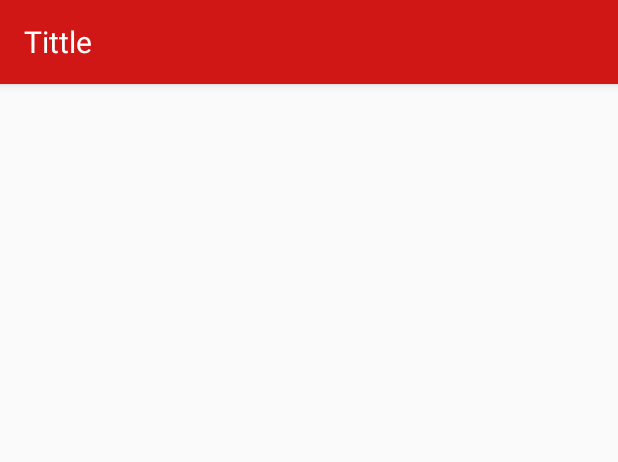
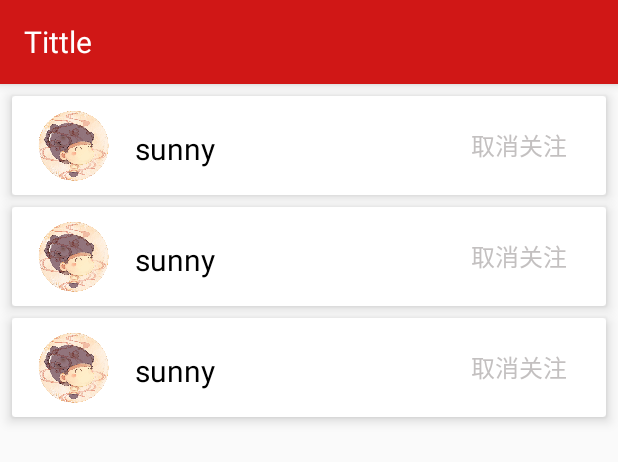
Before and after one commit to miraclezys/Dubi, an Android app: the layout activity_friends.xml on its own in the app's theme, with its tools: preview values and no code run, on a phone screen of 412 x 824 dp. Shown: the top 462 px of the screen. Run offline under Robolectric (Android 15) with nearby library versions, the phone set to English and light mode, and no system bars.

```diff
--- a/app/src/main/java/cc/wo_mo/dubi/activities/FansActivty.java
+++ b/app/src/main/java/cc/wo_mo/dubi/activities/FansActivty.java
@@ -40,7 +40,7 @@ public class FansActivty extends AppCompatActivity{
             temp.put("user_name","user_name"+i);
             fansData.add(temp);
         }
-        lv1 = (ListView) findViewById(R.id.Fanslist);
+        lv1 = (ListView) findViewById(R.id.user_list);
         final SimpleAdapter simpleAdapter = new SimpleAdapter(this, fansData,R.layout.item_friends,
                 new String[] {"user_name"},new int[] {R.id.user_name} );
         lv1.setAdapter(simpleAdapter);
--- a/app/src/main/java/cc/wo_mo/dubi/activities/FriendsActivity.java
+++ b/app/src/main/java/cc/wo_mo/dubi/activities/FriendsActivity.java
@@ -39,7 +39,7 @@ public class FriendsActivity extends AppCompatActivity {
             temp.put("user_name","user_name"+i);
             fansData.add(temp);
         }
-        lv1 = (ListView) findViewById(R.id.Fanslist);
+        lv1 = (ListView) findViewById(R.id.user_list);
         final SimpleAdapter simpleAdapter = new SimpleAdapter(this, fansData,R.layout.item_friends,
                 new String[] {"user_name"},new int[] {R.id.user_name} );
         lv1.setAdapter(simpleAdapter);
--- a/app/src/main/res/layout/activity_friends.xml
+++ b/app/src/main/res/layout/activity_friends.xml
@@ -34,21 +34,18 @@
     </android.support.design.widget.AppBarLayout>
 
     <!--part2 消息列表-->
-    <LinearLayout
-        android:layout_width="match_parent"
-        android:layout_height="wrap_content"
+    <android.support.v4.widget.SwipeRefreshLayout
         app:layout_behavior="@string/appbar_scrolling_view_behavior"
-        android:id="@+id/fans2">
-        <android.support.v4.widget.SwipeRefreshLayout
-            android:layout_width="wrap_content"
-            android:layout_height="wrap_content">
-            <ListView
-                android:layout_width="match_parent"
-                android:layout_height="wrap_content"
-                android:layout_marginTop="50dp"
-                app:layout_behavior="@string/appbar_scrolling_view_behavior"
-                android:id="@+id/Fanslist">
-            </ListView>
-        </android.support.v4.widget.SwipeRefreshLayout>
-    </LinearLayout>
+        android:layout_width="wrap_content"
+        android:layout_height="wrap_content">
+        <android.support.v7.widget.RecyclerView
+            android:layout_width="match_parent"
+            android:layout_height="wrap_content"
+            tools:listitem="@layout/item_friends"
+            tools:context="cc.wo_mo.dubi.activities.FriendsActivity"
+            app:layoutManager="LinearLayoutManager"
+            android:id="@+id/user_list">
+        </android.support.v7.widget.RecyclerView>
+    </android.support.v4.widget.SwipeRefreshLayout>
+
 </android.support.design.widget.CoordinatorLayout>
--- a/app/src/main/res/layout/activity_image.xml
+++ b/app/src/main/res/layout/activity_image.xml
@@ -2,10 +2,14 @@
 <LinearLayout xmlns:android="http://schemas.android.com/apk/res/android"
     android:orientation="vertical" android:layout_width="match_parent"
     android:layout_height="match_parent"
-    android:background="@android:color/background_dark"
+
+    android:gravity="center"
     >
     <ImageView
         android:layout_width="match_parent"
         android:layout_height="match_parent"
+        android:layout_gravity="center"
+        android:foregroundGravity="center"
+        android:background="@android:color/background_dark"
         android:id="@+id/image"/>
 </LinearLayout>
--- a/app/src/main/res/layout/item_friends.xml
+++ b/app/src/main/res/layout/item_friends.xml
@@ -41,6 +41,6 @@
                 android:background="@mipmap/touming"
                 android:textSize="16sp"
                 android:textColor="#d2b6b2b2"
-                android:text="删除"/>
+                android:text="取消关注"/>
         </RelativeLayout>
     </android.support.v7.widget.CardView>
--- a/app/src/main/res/layout/tweet_item.xml
+++ b/app/src/main/res/layout/tweet_item.xml
@@ -58,7 +58,9 @@
             android:layout_width="match_parent"
             android:layout_height="wrap_content"
             android:layout_marginTop="7dp"
-            android:background="@mipmap/loading"
+            android:src="@mipmap/loading"
+            android:maxHeight="200dp"
+            android:scaleType="centerCrop"
             android:layout_below="@+id/text"
             android:layout_alignParentStart="true" />
 
```
Also changed, not shown: app/src/main/java/cc/wo_mo/dubi/TweetAdapter.java (+17 -1 lines), app/src/main/java/cc/wo_mo/dubi/activities/EditActivity.java (+17 -85 lines), app/src/main/java/cc/wo_mo/dubi/activities/ImageActivity.java (+21 -4 lines), app/src/main/java/cc/wo_mo/dubi/utils/ImageUtils.java (+30 -1 lines), app/src/main/java/cc/wo_mo/dubi/utils/ProcessBitmap.java (added, +78 -0 lines), app/src/main/java/cc/wo_mo/dubi/utils/UploadTarget.java (added, +107 -0 lines).
